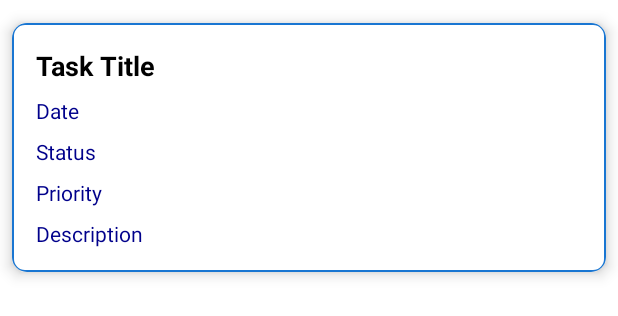
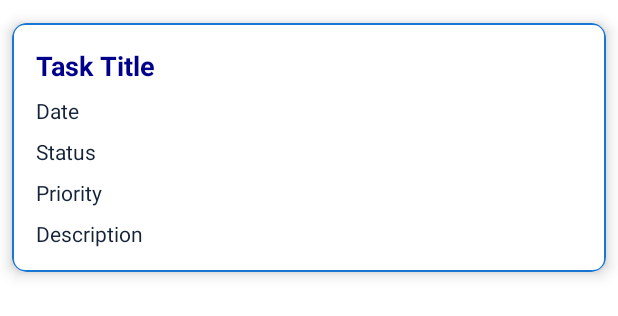
Before and after one commit to Yasasvi31/TaskMinder, an Android app: the layout task_layout.xml on its own in the app's theme, with its tools: preview values and no code run, on a phone screen of 412 x 824 dp. Shown: the top 316 px of the screen. Run offline under Robolectric (Android 15) with nearby library versions, the phone set to English and light mode, and no system bars.

Commit message:
taskminder updates

```diff
--- a/app/src/main/AndroidManifest.xml
+++ b/app/src/main/AndroidManifest.xml
@@ -8,7 +8,7 @@
         android:fullBackupContent="@xml/backup_rules"
         android:icon="@drawable/logo1"
         android:label="@string/app_name"
-        android:roundIcon="@mipmap/ic_launcher_round"
+        android:roundIcon="@drawable/logo1"
         android:supportsRtl="true"
         android:theme="@style/Theme.Labexam4"
         tools:targetApi="31">
--- a/app/src/main/res/layout/activity_get_started.xml
+++ b/app/src/main/res/layout/activity_get_started.xml
@@ -17,7 +17,7 @@
             android:layout_width="220dp"
             android:layout_height="249dp"
             android:layout_gravity="center"
-            android:layout_marginTop="80dp"
+            android:layout_marginTop="100dp"
             app:srcCompat="@drawable/startpic" />
 
         <TextView
@@ -37,7 +37,7 @@
             android:id="@+id/textView2"
             android:layout_width="match_parent"
             android:layout_height="wrap_content"
-            android:layout_marginLeft="30sp"
+            android:layout_marginLeft="35sp"
             android:layout_marginTop="15sp"
             android:text="@string/w_note"
             android:textColor="@color/black"
--- a/app/src/main/res/layout/task_layout.xml
+++ b/app/src/main/res/layout/task_layout.xml
@@ -25,7 +25,7 @@
                 android:layout_height="0dp"
                 android:layout_weight="200"
                 android:text="Task Title"
-                android:textColor="@color/black"
+                android:textColor="@color/dark_blue"
                 android:textSize="18sp"
                 android:textStyle="bold" />
 
@@ -36,7 +36,7 @@
                 android:layout_marginTop="8dp"
                 android:maxHeight="170dp"
                 android:text="Date"
-                android:textColor="@color/dark_blue"
+                android:textColor="#152238"
                 android:textSize="14sp" />
 
             <TextView
@@ -46,7 +46,7 @@
                 android:layout_marginTop="8dp"
                 android:maxHeight="170dp"
                 android:text="Status"
-                android:textColor="@color/dark_blue"
+                android:textColor="#152238"
                 android:textSize="14sp" />
 
             <TextView
@@ -56,7 +56,7 @@
                 android:layout_marginTop="8dp"
                 android:maxHeight="170dp"
                 android:text="Priority"
-                android:textColor="@color/dark_blue"
+                android:textColor="#152238"
                 android:textSize="14sp" />
 
             <TextView
@@ -66,7 +66,7 @@
                 android:layout_marginTop="8dp"
                 android:maxHeight="170dp"
                 android:text="Description"
-                android:textColor="@color/dark_blue"
+                android:textColor="#152238"
                 android:textSize="14sp" />
 
         </LinearLayout>
```
